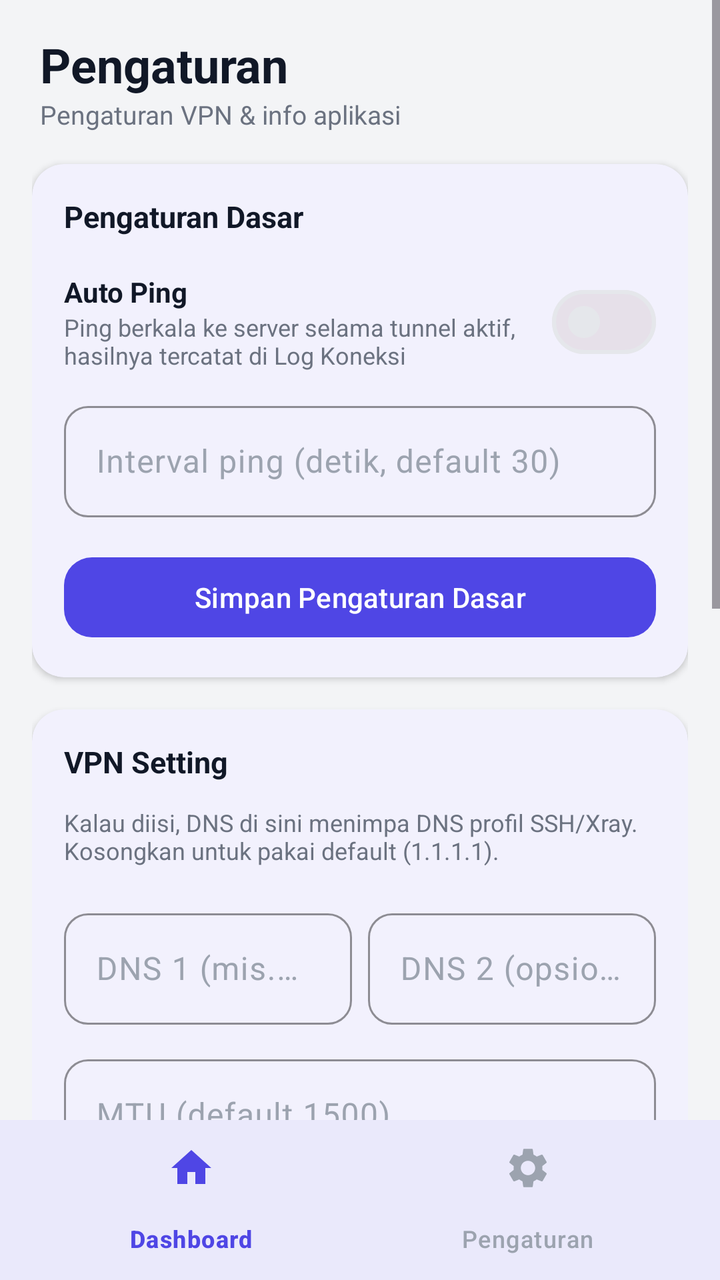
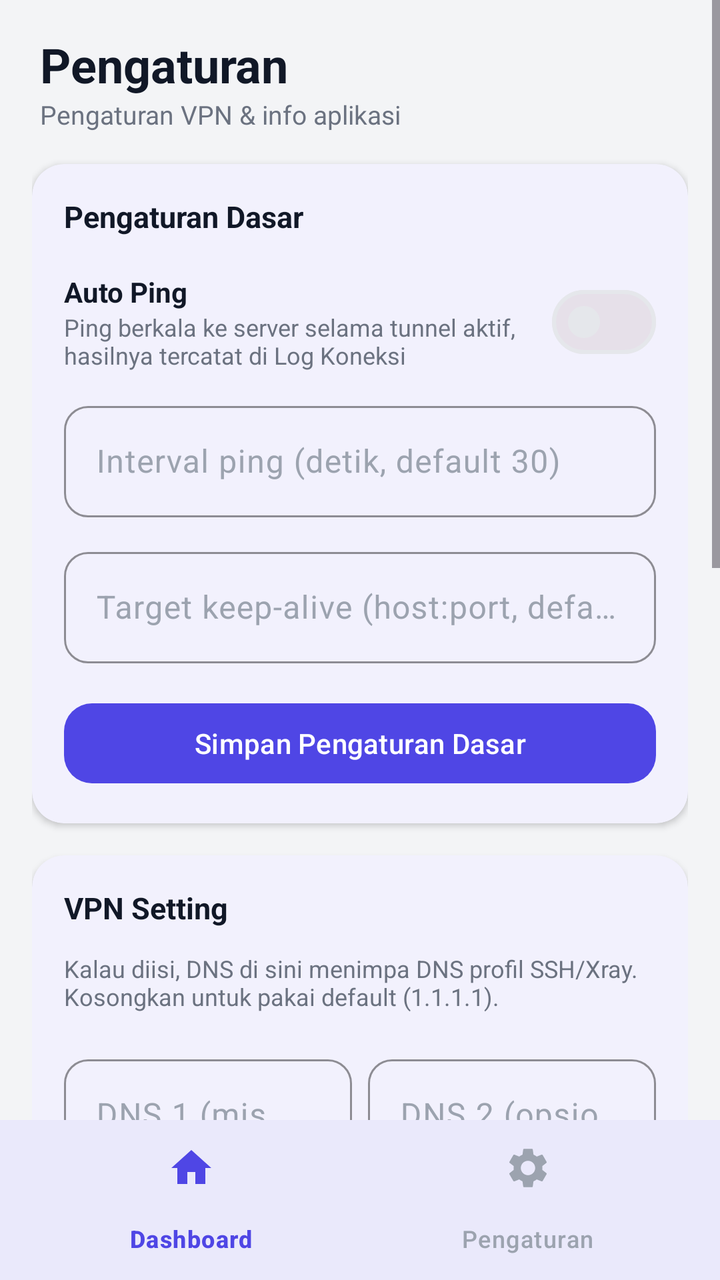

The first picture is an Android layout as it rendered before a commit; the second is the same layout after the commit. The layout source and the unified diff follow.
<!-- AndroidManifest.xml: application theme Theme.TunnelApp -->
<!-- res/layout/activity_settings.xml -->
<?xml version="1.0" encoding="utf-8"?>
<LinearLayout xmlns:android="http://schemas.android.com/apk/res/android"
    xmlns:app="http://schemas.android.com/apk/res-auto"
    android:layout_width="match_parent"
    android:layout_height="match_parent"
    android:orientation="vertical"
    android:background="@color/app_background">

    <ScrollView
        android:layout_width="match_parent"
        android:layout_height="0dp"
        android:layout_weight="1"
        android:fillViewport="true">

    <LinearLayout
        android:layout_width="match_parent"
        android:layout_height="wrap_content"
        android:orientation="vertical"
        android:padding="16dp"
        android:animateLayoutChanges="true">

        
        <LinearLayout
            android:layout_width="match_parent"
            android:layout_height="wrap_content"
            android:orientation="vertical"
            android:paddingStart="4dp"
            android:paddingEnd="4dp"
            android:layout_marginBottom="16dp">

            <TextView
                android:layout_width="wrap_content"
                android:layout_height="wrap_content"
                android:text="Pengaturan"
                android:textColor="@color/text_primary"
                android:textSize="24sp"
                android:textStyle="bold" />

            <TextView
                android:layout_width="wrap_content"
                android:layout_height="wrap_content"
                android:text="Pengaturan VPN &amp; info aplikasi"
                android:textColor="@color/text_secondary"
                android:textSize="13sp" />
        </LinearLayout>

        
        <com.google.android.material.card.MaterialCardView
            style="@style/Card.Section"
            android:layout_width="match_parent"
            android:layout_height="wrap_content"
            android:layout_marginBottom="16dp">

            <LinearLayout
                android:layout_width="match_parent"
                android:layout_height="wrap_content"
                android:orientation="vertical">

                <TextView
                    style="@style/SectionTitleText"
                    android:layout_width="wrap_content"
                    android:layout_height="wrap_content"
                    android:text="Pengaturan Dasar" />

                <LinearLayout
                    android:layout_width="match_parent"
                    android:layout_height="wrap_content"
                    android:orientation="horizontal"
                    android:gravity="center_vertical"
                    android:paddingTop="6dp">

                    <LinearLayout
                        android:layout_width="0dp"
                        android:layout_height="wrap_content"
                        android:layout_weight="1"
                        android:orientation="vertical">

                        <TextView
                            android:layout_width="wrap_content"
                            android:layout_height="wrap_content"
                            android:text="Auto Ping"
                            android:textColor="@color/text_primary"
                            android:textStyle="bold"
                            android:textSize="14sp" />

                        <TextView
                            android:layout_width="wrap_content"
                            android:layout_height="wrap_content"
                            android:text="Ping berkala ke server selama tunnel aktif, hasilnya tercatat di Log Koneksi"
                            android:textColor="@color/text_secondary"
                            android:textSize="12sp" />
                    </LinearLayout>

                    <com.google.android.material.materialswitch.MaterialSwitch
                        android:id="@+id/switchAutoPing"
                        android:layout_width="wrap_content"
                        android:layout_height="wrap_content" />
                </LinearLayout>

                <com.google.android.material.textfield.TextInputLayout
                    style="@style/Field.Outlined"
                    android:layout_width="match_parent"
                    android:layout_height="wrap_content"
                    android:layout_marginTop="12dp"
                    android:hint="Interval ping (detik, default 30)">

                    <com.google.android.material.textfield.TextInputEditText
                        android:id="@+id/etPingInterval"
                        android:layout_width="match_parent"
                        android:layout_height="wrap_content"
                        android:inputType="number"
                        android:maxLength="4"
                        android:textColor="@color/text_primary"
                        android:textColorHint="@color/text_hint"
                        android:autofillHints="" />
                </com.google.android.material.textfield.TextInputLayout>

                <com.google.android.material.button.MaterialButton
                    android:id="@+id/btnSaveGeneralSetting"
                    style="@style/Button.Primary"
                    android:layout_width="match_parent"
                    android:layout_height="wrap_content"
                    android:layout_marginTop="16dp"
                    android:text="Simpan Pengaturan Dasar" />
            </LinearLayout>
        </com.google.android.material.card.MaterialCardView>

        
        <com.google.android.material.card.MaterialCardView
            style="@style/Card.Section"
            android:layout_width="match_parent"
            android:layout_height="wrap_content"
            android:layout_marginBottom="16dp">

            <LinearLayout
                android:layout_width="match_parent"
                android:layout_height="wrap_content"
                android:orientation="vertical">

                <TextView
                    style="@style/SectionTitleText"
                    android:layout_width="wrap_content"
                    android:layout_height="wrap_content"
                    android:text="VPN Setting" />

                <TextView
                    android:layout_width="match_parent"
                    android:layout_height="wrap_content"
                    android:text="Kalau diisi, DNS di sini menimpa DNS profil SSH/Xray. Kosongkan untuk pakai default (1.1.1.1)."
                    android:textColor="@color/text_secondary"
                    android:textSize="12sp"
                    android:layout_marginBottom="8dp" />

                <LinearLayout
                    android:layout_width="match_parent"
                    android:layout_height="wrap_content"
                    android:orientation="horizontal">

                    <com.google.android.material.textfield.TextInputLayout
                        style="@style/Field.Outlined"
                        android:layout_width="0dp"
                        android:layout_height="wrap_content"
                        android:layout_weight="1"
                        android:layout_marginEnd="8dp"
                        android:hint="DNS 1 (mis. 1.1.1.1)">

                        <com.google.android.material.textfield.TextInputEditText
                            android:id="@+id/etVpnDns1"
                            android:layout_width="match_parent"
                            android:layout_height="wrap_content"
                            android:inputType="text"
                            android:textColor="@color/text_primary"
                            android:textColorHint="@color/text_hint"
                            android:autofillHints="" />
                    </com.google.android.material.textfield.TextInputLayout>

                    <com.google.android.material.textfield.TextInputLayout
                        style="@style/Field.Outlined"
                        android:layout_width="0dp"
                        android:layout_height="wrap_content"
                        android:layout_weight="1"
                        android:hint="DNS 2 (opsional)">

                        <com.google.android.material.textfield.TextInputEditText
                            android:id="@+id/etVpnDns2"
                            android:layout_width="match_parent"
                            android:layout_height="wrap_content"
                            android:inputType="text"
                            android:textColor="@color/text_primary"
                            android:textColorHint="@color/text_hint"
                            android:autofillHints="" />
                    </com.google.android.material.textfield.TextInputLayout>
                </LinearLayout>

                <com.google.android.material.textfield.TextInputLayout
                    style="@style/Field.Outlined"
                    android:layout_width="match_parent"
                    android:layout_height="wrap_content"
                    android:layout_marginTop="12dp"
                    android:hint="MTU (default 1500)">

                    <com.google.android.material.textfield.TextInputEditText
                        android:id="@+id/etVpnMtu"
                        android:layout_width="match_parent"
                        android:layout_height="wrap_content"
                        android:inputType="number"
                        android:maxLength="4"
                        android:textColor="@color/text_primary"
                        android:textColorHint="@color/text_hint"
                        android:autofillHints="" />
                </com.google.android.material.textfield.TextInputLayout>

                <View
                    android:layout_width="match_parent"
                    android:layout_height="1dp"
                    android:layout_marginTop="16dp"
                    android:background="@color/divider" />

                <LinearLayout
                    android:layout_width="match_parent"
                    android:layout_height="wrap_content"
                    android:orientation="horizontal"
                    android:gravity="center_vertical"
                    android:paddingTop="14dp">

                    <LinearLayout
                        android:layout_width="0dp"
                        android:layout_height="wrap_content"
                        android:layout_weight="1"
                        android:orientation="vertical">

                        <TextView
                            android:layout_width="wrap_content"
                            android:layout_height="wrap_content"
                            android:text="Keep CPU Awake"
                            android:textColor="@color/text_primary"
                            android:textStyle="bold"
                            android:textSize="14sp" />

                        <TextView
                            android:layout_width="wrap_content"
                            android:layout_height="wrap_content"
                            android:text="Cegah CPU tidur selagi tunnel aktif, biar koneksi tidak putus-putus di background"
                            android:textColor="@color/text_secondary"
                            android:textSize="12sp" />
                    </LinearLayout>

                    <com.google.android.material.materialswitch.MaterialSwitch
                        android:id="@+id/switchKeepAwake"
                        android:layout_width="wrap_content"
                        android:layout_height="wrap_content" />
                </LinearLayout>

                <View
                    android:layout_width="match_parent"
                    android:layout_height="1dp"
                    android:layout_marginTop="14dp"
                    android:background="@color/divider" />

                <LinearLayout
                    android:layout_width="match_parent"
                    android:layout_height="wrap_content"
                    android:orientation="horizontal"
                    android:gravity="center_vertical"
                    android:paddingTop="14dp">

                    <LinearLayout
                        android:layout_width="0dp"
                        android:layout_height="wrap_content"
                        android:layout_weight="1"
                        android:orientation="vertical">

                        <TextView
                            android:layout_width="wrap_content"
                            android:layout_height="wrap_content"
                            android:text="Auto Reconnect"
                            android:textColor="@color/text_primary"
                            android:textStyle="bold"
                            android:textSize="14sp" />

                        <TextView
                            android:layout_width="wrap_content"
                            android:layout_height="wrap_content"
                            android:text="Nyambung ulang otomatis kalau tunnel putus sendiri (maks. 3x percobaan)"
                            android:textColor="@color/text_secondary"
                            android:textSize="12sp" />
                    </LinearLayout>

                    <com.google.android.material.materialswitch.MaterialSwitch
                        android:id="@+id/switchAutoReconnect"
                        android:layout_width="wrap_content"
                        android:layout_height="wrap_content" />
                </LinearLayout>

                <View
                    android:layout_width="match_parent"
                    android:layout_height="1dp"
                    android:layout_marginTop="14dp"
                    android:background="@color/divider" />

                <LinearLayout
                    android:layout_width="match_parent"
                    android:layout_height="wrap_content"
                    android:orientation="horizontal"
                    android:gravity="center_vertical"
                    android:paddingTop="14dp">

                    <LinearLayout
                        android:layout_width="0dp"
                        android:layout_height="wrap_content"
                        android:layout_weight="1"
                        android:orientation="vertical">

                        <TextView
                            android:layout_width="wrap_content"
                            android:layout_height="wrap_content"
                            android:text="Battery Usage"
                            android:textColor="@color/text_primary"
                            android:textStyle="bold"
                            android:textSize="14sp" />

                        <TextView
                            android:id="@+id/tvBatteryStatus"
                            android:layout_width="wrap_content"
                            android:layout_height="wrap_content"
                            android:text="Mengecek status..."
                            android:textColor="@color/text_secondary"
                            android:textSize="12sp" />
                    </LinearLayout>

                    <com.google.android.material.button.MaterialButton
                        android:id="@+id/btnBatteryUsage"
                        style="@style/Widget.Material3.Button.TonalButton"
                        android:layout_width="wrap_content"
                        android:layout_height="wrap_content"
                        android:text="Atur" />
                </LinearLayout>

                <com.google.android.material.button.MaterialButton
                    android:id="@+id/btnSaveVpnSetting"
                    style="@style/Button.Primary"
                    android:layout_width="match_parent"
                    android:layout_height="wrap_content"
                    android:layout_marginTop="16dp"
                    android:text="Simpan VPN Setting" />
            </LinearLayout>
        </com.google.android.material.card.MaterialCardView>

        
        <com.google.android.material.card.MaterialCardView
            style="@style/Card.Section"
            android:layout_width="match_parent"
            android:layout_height="wrap_content"
            android:layout_marginBottom="16dp">

            <LinearLayout
                android:layout_width="match_parent"
                android:layout_height="wrap_content"
                android:orientation="vertical">

                <TextView
                    style="@style/SectionTitleText"
                    android:layout_width="wrap_content"
                    android:layout_height="wrap_content"
                    android:text="Tentang Aplikasi" />

                <TextView
                    android:id="@+id/tvAppVersion"
                    android:layout_width="match_parent"
                    android:layout_height="wrap_content"
                    android:text="TunnelApp"
                    android:textColor="@color/text_secondary"
                    android:textSize="13sp" />
            </LinearLayout>
        </com.google.android.material.card.MaterialCardView>

    </LinearLayout>
    </ScrollView>

    
    <com.google.android.material.bottomnavigation.BottomNavigationView
        android:id="@+id/bottomNav"
        style="@style/Widget.TunnelApp.BottomNav"
        android:layout_width="match_parent"
        android:layout_height="wrap_content"
        app:menu="@menu/bottom_nav_menu" />

</LinearLayout>
<!-- resources referenced by this layout -->
<resources>
  <color name="app_background">#F3F4F6</color>
  <color name="divider">#E5E7EB</color>
  <color name="text_hint">#9CA3AF</color>
  <color name="text_primary">#111827</color>
  <color name="text_secondary">#6B7280</color>
  <style name="Button.Primary" parent="Widget.Material3.Button">
          <item name="cornerRadius">14dp</item>
          <item name="backgroundTint">@color/brand_primary</item>
      </style>
  <style name="Card.Section" parent="Widget.Material3.CardView.Elevated">
          <item name="cardCornerRadius">16dp</item>
          <item name="cardElevation">2dp</item>
          <item name="contentPadding">16dp</item>
          <item name="cardBackgroundColor">@color/card_background</item>
          <item name="strokeWidth">0dp</item>
      </style>
  <style name="Field.Outlined" parent="Widget.Material3.TextInputLayout.OutlinedBox">
          <item name="boxCornerRadiusTopStart">12dp</item>
          <item name="boxCornerRadiusTopEnd">12dp</item>
          <item name="boxCornerRadiusBottomStart">12dp</item>
          <item name="boxCornerRadiusBottomEnd">12dp</item>
          <item name="android:layout_marginTop">10dp</item>
          
          <item name="hintTextColor">@color/text_secondary</item>
          <item name="android:textColorHint">@color/text_hint</item>
          <item name="boxStrokeColor">@color/brand_primary</item>
          <item name="boxStrokeErrorColor">@color/status_error</item>
      </style>
  <style name="SectionTitleText">
          <item name="android:textColor">@color/text_primary</item>
          <item name="android:textStyle">bold</item>
          <item name="android:textSize">15sp</item>
          <item name="android:layout_marginBottom">12dp</item>
      </style>
  <style name="Widget.TunnelApp.BottomNav" parent="Widget.Material3.BottomNavigationView">
          <item name="android:background">@color/card_background</item>
          <item name="itemIconTint">@color/bottom_nav_item_color</item>
          <item name="itemTextColor">@color/bottom_nav_item_color</item>
          <item name="itemRippleColor">@color/divider</item>
          <item name="elevation">8dp</item>
          <item name="labelVisibilityMode">labeled</item>
      </style>
  <style name="Theme.TunnelApp" parent="Theme.Material3.Light.NoActionBar">
          <item name="colorPrimary">@color/brand_primary</item>
          <item name="colorPrimaryDark">@color/brand_primary_dark</item>
          <item name="colorOnPrimary">@color/brand_on_primary</item>
          <item name="colorSecondary">@color/brand_secondary</item>
          <item name="colorSurface">@color/card_background</item>
          
          <item name="colorOnSurface">@color/text_primary</item>
          <item name="colorOnSurfaceVariant">@color/text_secondary</item>
          <item name="colorOutline">@color/divider</item>
          <item name="android:colorBackground">@color/app_background</item>
          <item name="android:statusBarColor">@color/brand_primary_dark</item>
          <item name="android:windowLightStatusBar">false</item>
      </style>
  <color name="brand_primary">#4F46E5</color>
  <color name="card_background">#FFFFFF</color>
  <color name="status_error">#DC2626</color>
  <color name="brand_primary_dark">#4338CA</color>
  <color name="brand_on_primary">#FFFFFF</color>
  <color name="brand_secondary">#0EA5A4</color>
</resources>

<!-- the commit's change to res/layout/activity_settings.xml (unified diff, before → after) -->
@@ -115,6 +115,24 @@
                         android:autofillHints="" />
                 </com.google.android.material.textfield.TextInputLayout>
 
+                <com.google.android.material.textfield.TextInputLayout
+                    style="@style/Field.Outlined"
+                    android:layout_width="match_parent"
+                    android:layout_height="wrap_content"
+                    android:layout_marginTop="12dp"
+                    android:hint="Target keep-alive (host:port, default www.google.com:443)">
+
+                    <com.google.android.material.textfield.TextInputEditText
+                        android:id="@+id/etKeepAliveTarget"
+                        android:layout_width="match_parent"
+                        android:layout_height="wrap_content"
+                        android:inputType="textUri"
+                        android:maxLength="100"
+                        android:textColor="@color/text_primary"
+                        android:textColorHint="@color/text_hint"
+                        android:autofillHints="" />
+                </com.google.android.material.textfield.TextInputLayout>
+
                 <com.google.android.material.button.MaterialButton
                     android:id="@+id/btnSaveGeneralSetting"
                     style="@style/Button.Primary"
